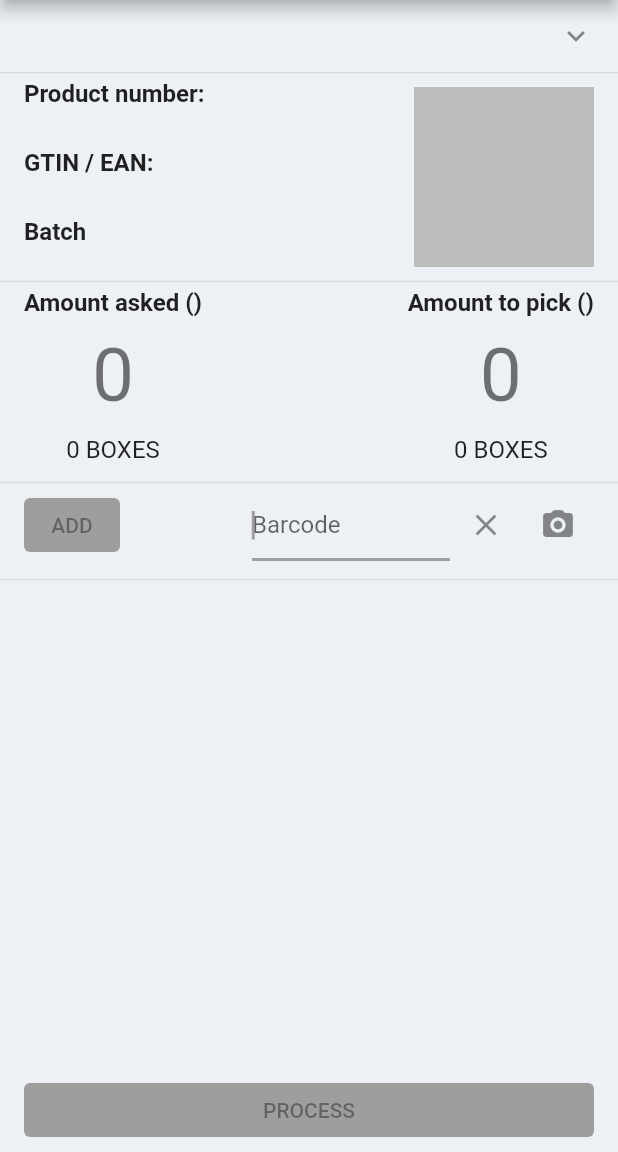
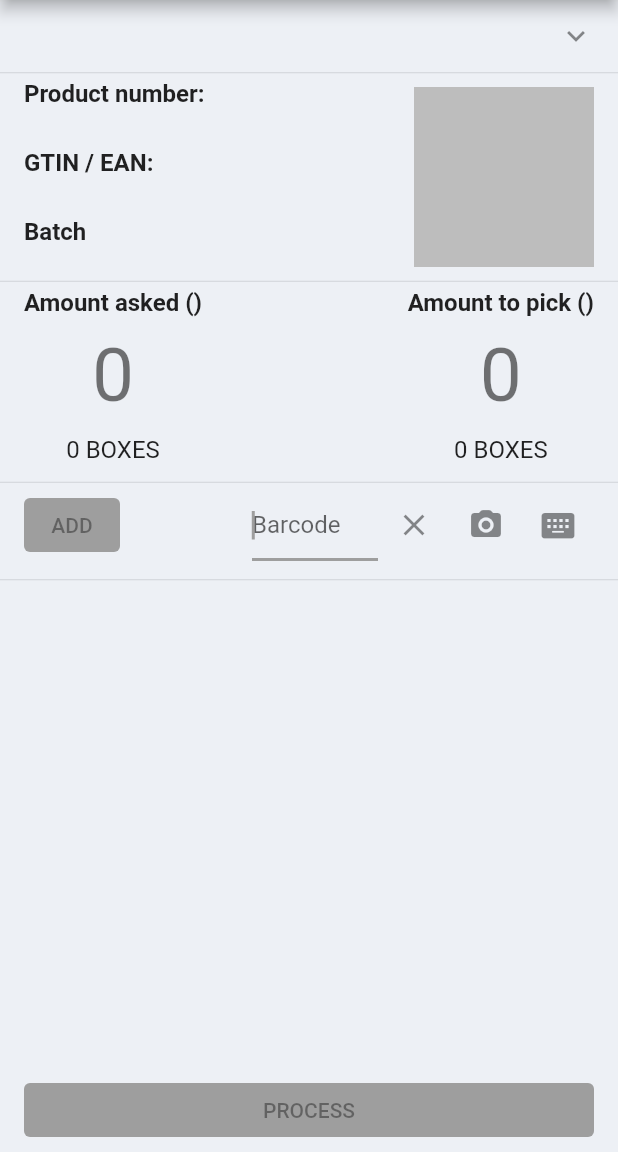
Before and after one commit to mushthakvp/PowerWMS, a Flutter app: the PicklistProductScreen screen opened directly with empty values, on a phone screen of 412 x 824 dp, the part 84-1236 px from its top. Run offline on Flutter 3.47's test engine with Material 2 defaults, Android fonts, the phone set to English and light mode, and no system bars; our stand-ins replace assets_audio_player, connectivity_plus, dio, flutter_cache_manager, flutter_keyboard_visibility, form_field_validator and 6 more; missing offline and left inert: f_logs, flutter_barcode_scanner; accounts and stored records are empty; generated files the repository leaves out were written again; network calls fail.

Commit message:
feat: implement keyboard toggle for scan form

```diff
--- a/lib/widgets/barcode_input.dart
+++ b/lib/widgets/barcode_input.dart
@@ -1,5 +1,7 @@
+import 'dart:async';
 import 'package:flutter/material.dart';
 import 'package:flutter_barcode_scanner/flutter_barcode_scanner.dart';
+import 'package:flutter_keyboard_visibility/flutter_keyboard_visibility.dart';
 import 'package:scanner/barcode_parser/barcode_parser.dart';
 
 final parser = GS1BarcodeParser.defaultParser();
@@ -19,9 +21,26 @@ class BarcodeInput extends StatefulWidget {
 class _BarcodeInputState extends State<BarcodeInput> {
   FocusNode focusNode = FocusNode();
   final controller = TextEditingController();
+  bool willShowKeyboard = true;
+  late StreamSubscription<bool> keyboardSubscription;
+
+  @override
+  void initState() {
+    super.initState();
+    var keyboardVisibilityController = KeyboardVisibilityController();
+    // Subscribe
+    keyboardSubscription = keyboardVisibilityController
+        .onChange
+        .listen((bool visible) {
+      setState(() {
+        willShowKeyboard = visible;
+      });
+    });
+  }
 
   @override
   void dispose() {
+    keyboardSubscription.cancel();
     controller.dispose();
     super.dispose();
   }
@@ -66,6 +85,7 @@ class _BarcodeInputState extends State<BarcodeInput> {
             }
           },
         ),
+        _keyboardButton()
       ],
     );
   }
@@ -88,4 +108,25 @@ class _BarcodeInputState extends State<BarcodeInput> {
       });
     }
   }
+
+  _keyboardButton() {
+    return IconButton(
+      hoverColor: Colors.white,
+      splashColor: Colors.white,
+      highlightColor: Colors.white,
+      icon: Icon(
+          !willShowKeyboard ? Icons.keyboard_alt_outlined : Icons.keyboard_alt_rounded
+      ),
+      onPressed: () {
+        if (willShowKeyboard) {
+          FocusScope.of(context).unfocus();
+        } else {
+          FocusScope.of(context).requestFocus(focusNode);
+        }
+        setState(() {
+          willShowKeyboard = !willShowKeyboard;
+        });
+      },
+    );
+  }
 }
--- a/pubspec.yaml
+++ b/pubspec.yaml
@@ -49,6 +49,8 @@ dependencies:
   sliver_tools: ^0.2.5
 
   qr_flutter: ^4.0.0
+
+  flutter_keyboard_visibility: ^5.3.0
 
   f_logs: ^2.0.0
   sembast: ^3.1.0+2
```
Also changed, not shown: lib/screens/picklists_screen/widgets/search_field.dart (+20 -7 lines), pubspec.lock.
